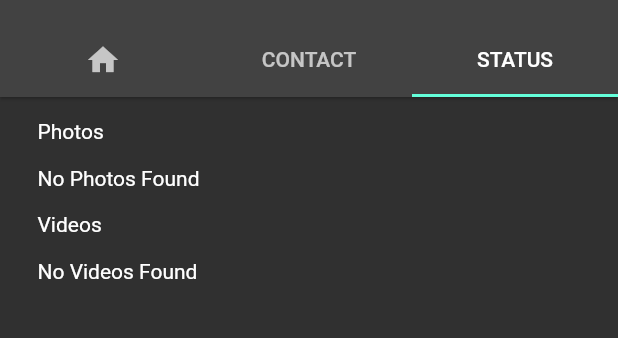
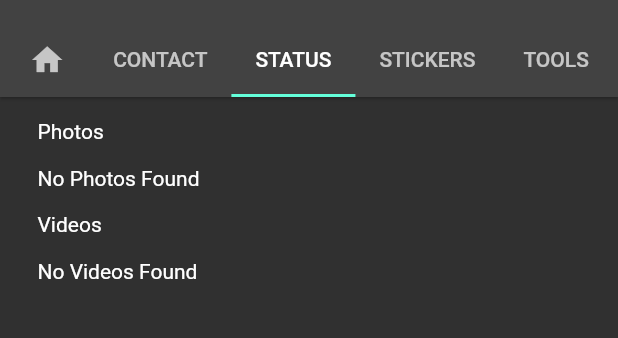
Before and after one commit to prateekmedia/whishapp, a Flutter app: the screen it shows after launch, tab 3 chosen, on a phone screen of 412 x 824 dp, the part 59-397 px from its top. Run offline on Flutter 3.47's test engine with Material 2 defaults, Android fonts, the phone set to English and light mode, and no system bars; our stand-ins replace better_player, bot_toast, flutter_hooks, flutter_svg, open_file, permission_handler and 2 more; missing offline and left inert: country_pickers, video_thumbnail, whatsapp_unilink.

Commit message:
- Bump license to GPL-2.0+ - Add Stickers and tools tab - Fix grid size for status - Add save button for video statues - Add WhatsApp UniLink process to simplify Direct Message tab

```diff
--- a/lib/main.dart
+++ b/lib/main.dart
@@ -35,12 +35,9 @@ class MyHomePage extends HookWidget {
 
   @override
   Widget build(BuildContext context) {
-    final tabController = useTabController(initialLength: 3, initialIndex: 1);
+    final tabController = useTabController(initialLength: 5, initialIndex: 1);
 
-    return DefaultTabController(
-      length: 3,
-      initialIndex: 1,
-      child: Scaffold(
+    return Scaffold(
       appBar: AppBar(
         title: const Text("WhishApp"),
         actions: [
@@ -59,11 +56,14 @@ class MyHomePage extends HookWidget {
         ],
         elevation: 0.8,
         bottom: TabBar(
+          isScrollable: true,
           controller: tabController,
           tabs: const [
             Tab(icon: Icon(Icons.home)),
             Tab(text: "CONTACT"),
             Tab(text: "STATUS"),
+            Tab(text: "STICKERS"),
+            Tab(text: "TOOLS"),
           ],
         ),
       ),
@@ -73,8 +73,9 @@ class MyHomePage extends HookWidget {
           HomeTab(goToPage: (value) => tabController.animateTo(value)),
           const ContactTab(),
           const StatusTab(),
+          const StickersTab(),
+          const ToolsTab(),
         ],
-        ),
       ),
     );
   }
--- a/lib/screens/screens.dart
+++ b/lib/screens/screens.dart
@@ -1,6 +1,8 @@
 export 'contact_tab.dart';
 export 'home_tab.dart';
 export 'status_tab.dart';
+export 'stickers_tab.dart';
+export 'tools_tab.dart';
 
 export 'common/image_screen.dart';
 export 'common/video_screen.dart';
--- a/lib/screens/status_tab.dart
+++ b/lib/screens/status_tab.dart
@@ -62,6 +62,7 @@ class StatusTab extends HookWidget {
       child: Column(
         mainAxisAlignment: MainAxisAlignment.center,
         crossAxisAlignment: CrossAxisAlignment.start,
+        mainAxisSize: MainAxisSize.min,
         children: [
           for (MapEntry<String, ValueNotifier<List<FileSystemEntity>>> current
               in {"Photos": imageFile, "Videos": videoFile}.entries) ...[
@@ -71,21 +72,26 @@ class StatusTab extends HookWidget {
                     padding: const EdgeInsets.symmetric(vertical: 15),
                     child: Text("No ${current.key} Found"),
                   )
-                : Padding(
-                    padding: const EdgeInsets.symmetric(vertical: 6),
-                    child: Wrap(
-                      children: List.generate(
-                        current.value.value.length,
-                        (index) => GestureDetector(
-                          onTap: () => waOpenFile(context, current.value.value[index].path),
-                          child: ClipRRect(
-                            borderRadius: BorderRadius.circular(40),
-                            child: Container(
-                              padding: const EdgeInsets.all(5.0),
-                              child: MediaThumbnail(file: current.value.value[index] as File),
-                            ),
-                          ),
+                : Flexible(
+                    fit: FlexFit.loose,
+                    child: GridView.builder(
+                      shrinkWrap: true,
+                      primary: false,
+                      itemCount: current.value.value.length,
+                      itemBuilder: (_, index) => ClipRRect(
+                        borderRadius: BorderRadius.circular(40),
+                        child: GestureDetector(
+                          behavior: HitTestBehavior.translucent,
+                          onTap: () => waOpenFile(
+                              context, current.value.value[index].path),
+                          child: MediaThumbnail(
+                              file: current.value.value[index] as File),
                         ),
+                      ),
+                      gridDelegate: SliverGridDelegateWithFixedCrossAxisCount(
+                        mainAxisSpacing: 5,
+                        crossAxisSpacing: 5,
+                        crossAxisCount: (context.width / 200 + 1 / 2).toInt(),
                       ),
                     ),
                   ),
@@ -129,7 +135,9 @@ class MediaThumbnail extends StatelessWidget {
               maxWidth: 100,
               quality: 25,
             ),
-            builder: (ctx, snap) => snap.data != null ? Image.memory(snap.data!) : const SizedBox(),
+            builder: (ctx, snap) => snap.data != null
+                ? Image.memory(snap.data!)
+                : const Placeholder(),
           );
   }
 }
--- a/pubspec.yaml
+++ b/pubspec.yaml
@@ -1,7 +1,6 @@
 name: whishapp
-description: A new Flutter project.
-
-publish_to: 'none' # Remove this line if you wish to publish to pub.dev
+description: Enhancing your WhatsApp experience.
+publish_to: 'none'
 version: 1.0.0+1
 
 environment:
@@ -25,6 +24,7 @@ dependencies:
   flutter_svg: ^0.23.0+1
   video_thumbnail: ^0.4.3
   better_player: ^0.0.79
+  whatsapp_unilink: ^2.0.0
 
 dev_dependencies:
   flutter_test:
```
Also changed, not shown: lib/screens/common/video_screen.dart (+33 -11 lines), lib/screens/contact_tab.dart (+38 -17 lines), lib/screens/home_tab.dart (+10 -0 lines), lib/screens/stickers_tab.dart (added, +38 -0 lines), lib/screens/tools_tab.dart (added, +10 -0 lines), pubspec.lock, 2 other files. Lines whose indentation alone changed are shown as unchanged.
